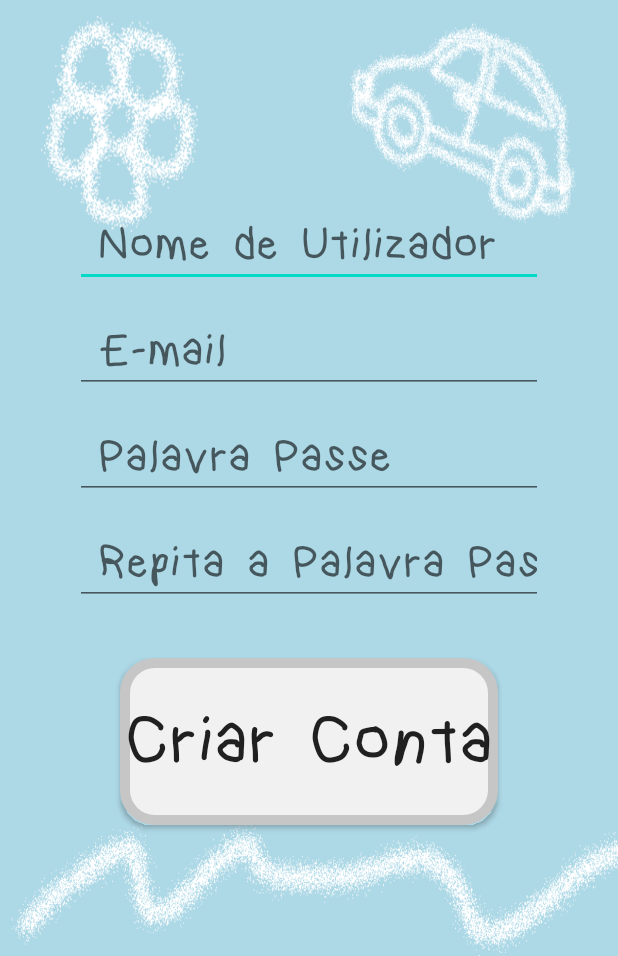
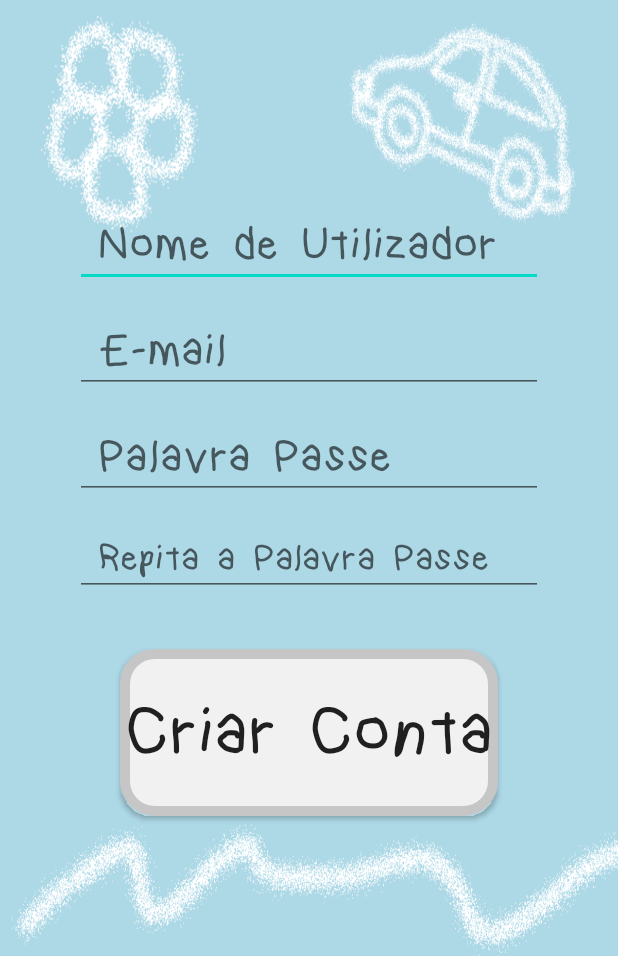
Before and after one commit to SirLordBoss/Projeto-PDM, an Android app: the RegisterActivity screen opened directly, with no data from a screen before it, on a phone screen of 412 x 824 dp, the part 280-1236 px from its top. Run offline under Robolectric (Android 15) with nearby library versions, the light colour scheme and no system bars.

Commit message:
Ajustes de design

```diff
--- a/TitchersFriend/app/src/main/res/layout-xxxhdpi/activity_criarconta.xml
+++ b/TitchersFriend/app/src/main/res/layout-xxxhdpi/activity_criarconta.xml
@@ -112,7 +112,7 @@
         android:paddingStart="15dp"
         android:paddingLeft="15dp"
         android:paddingRight="15dp"
-        android:textSize="32sp"
+        android:textSize="26sp"
         app:layout_constraintEnd_toEndOf="@+id/inputPass"
         app:layout_constraintHorizontal_bias="0.0"
         app:layout_constraintStart_toStartOf="@+id/inputPass"
```
